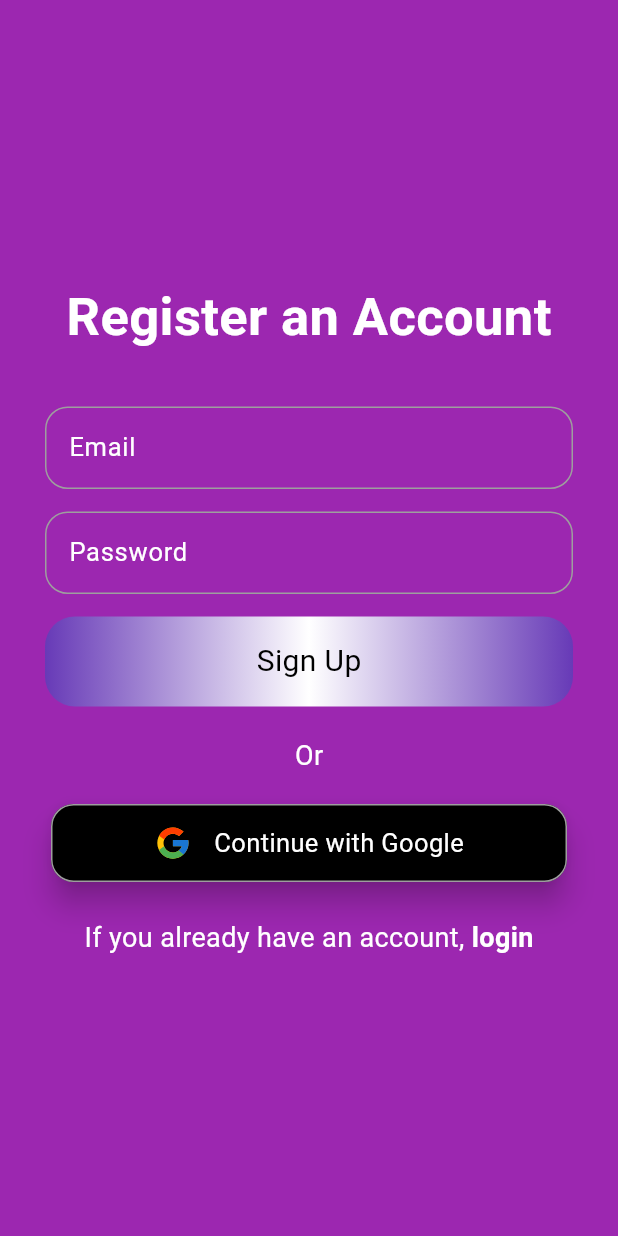
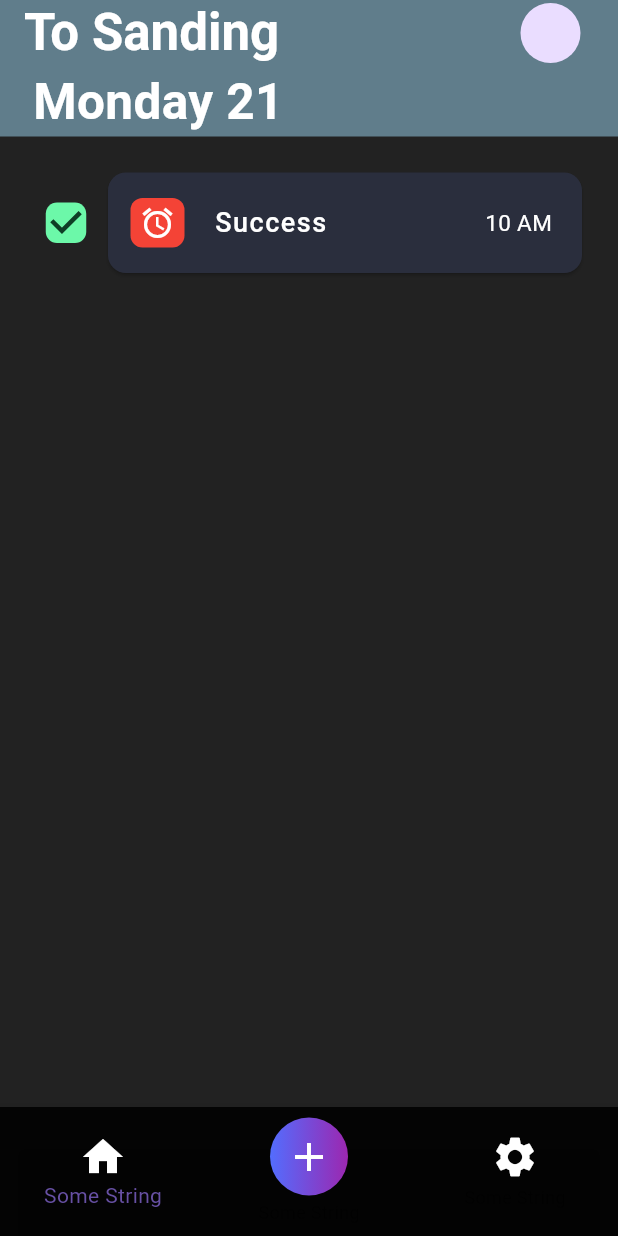
Before and after one commit to faizhaffizudin/happywedd-fyp, a Flutter app: the screen it shows after launch, on a phone screen of 412 x 824 dp. Run offline on Flutter 3.47's test engine with Material 3 defaults, Android fonts, the phone set to English and light mode, and no system bars; our stand-ins replace firebase_auth, firebase_core, flutter_secure_storage, flutter_svg, google_sign_in; accounts and stored records are empty.

Commit message:
toSanding + todo card

```diff
--- a/lib/main.dart
+++ b/lib/main.dart
@@ -130,6 +130,8 @@ import 'package:firebase_auth/firebase_auth.dart' as firebase_auth;
 import 'package:happywedd1/pages/home.dart';
 import 'package:happywedd1/pages/signIn.dart';
 import 'package:happywedd1/pages/signUp.dart';
+import 'package:happywedd1/pages/toSanding.dart';
+import 'package:happywedd1/pages/toSandingAdd.dart';
 import 'package:happywedd1/services/auth.dart';
 
 void main() async {
@@ -188,7 +190,7 @@ class _MyAppState extends State<MyApp> {
   @override
   Widget build(BuildContext context) {
     return MaterialApp(
-      home: currentPage,
+      home: ToSanding(),
     );
   }
 
--- /dev/null
+++ b/lib/pages/listCard.dart
@@ -0,0 +1,105 @@
+import 'package:flutter/material.dart';
+
+class ListCard extends StatefulWidget {
+  final String title;
+  final String time;
+  final bool check;
+  final IconData iconData;
+  final Color iconColor;
+  final Color iconBgColor;
+
+  const ListCard({
+    super.key,
+    required this.title,
+    required this.time,
+    required this.check,
+    required this.iconData,
+    required this.iconColor,
+    required this.iconBgColor,
+  });
+
+  @override
+  _ListCardState createState() => _ListCardState();
+}
+
+class _ListCardState extends State<ListCard> {
+  // late final String initTitle;
+
+  // @override
+  // void initState() {
+  //   super.initState();
+  //   initTitle = widget.title;
+  // }
+
+  @override
+  Widget build(BuildContext context) {
+    return Container(
+        width: MediaQuery.of(context).size.width,
+        child: Row(children: [
+          Theme(
+            child: Transform.scale(
+              scale: 1.5,
+              child: Checkbox(
+                shape: RoundedRectangleBorder(
+                  borderRadius: BorderRadius.circular(5),
+                ),
+                activeColor: Color(0xff6cf8a9),
+                checkColor: Color(0xff0e3e26),
+                value: widget.check,
+                onChanged: (bool? value) {},
+              ),
+            ),
+            data: ThemeData(
+              primarySwatch: Colors.blue,
+              unselectedWidgetColor: Color(0xff5e616a),
+            ),
+          ),
+          Expanded(
+              child: Container(
+                  height: 75,
+                  child: Card(
+                      shape: RoundedRectangleBorder(
+                        borderRadius: BorderRadius.circular(12),
+                      ),
+                      color: Color(0xff2a2e3d),
+                      child: Row(
+                        children: [
+                          SizedBox(
+                            width: 15,
+                          ),
+                          Container(
+                            height: 33,
+                            width: 36,
+                            decoration: BoxDecoration(
+                              color: widget.iconBgColor,
+                              borderRadius: BorderRadius.circular(8),
+                            ),
+                            child:
+                                Icon(widget.iconData, color: widget.iconColor),
+                          ),
+                          SizedBox(
+                            width: 20,
+                          ),
+                          Expanded(
+                              child: Text(widget.title,
+                                  style: TextStyle(
+                                    fontSize: 18,
+                                    letterSpacing: 1,
+                                    fontWeight: FontWeight.w500,
+                                    color: Colors.white,
+                                  ))),
+                          Text(
+                            widget.time,
+                            style: TextStyle(
+                              fontSize: 15,
+                              color: Colors.white,
+                            ),
+                          ),
+                          SizedBox(
+                            width: 20,
+                          ),
+                        ],
+                      ))))
+        ]));
+  }
+}
--- /dev/null
+++ b/lib/pages/toSanding.dart
@@ -0,0 +1,120 @@
+import 'package:flutter/material.dart';
+import 'package:happywedd1/pages/listCard.dart';
+import 'package:happywedd1/pages/toSandingAdd.dart';
+import 'package:happywedd1/services/auth.dart';
+
+class ToSanding extends StatefulWidget {
+  ToSanding({super.key});
+
+  @override
+  _ToSandingState createState() => _ToSandingState();
+}
+
+class _ToSandingState extends State<ToSanding> {
+  AuthClass authClass = AuthClass();
+
+  @override
+  Widget build(BuildContext context) {
+    return Scaffold(
+        backgroundColor: Colors.black87,
+        appBar: AppBar(
+          backgroundColor: Colors.blueGrey,
+          title: Text(
+            "To Sanding",
+            style: TextStyle(
+              fontSize: 34,
+              fontWeight: FontWeight.bold,
+              color: Colors.white,
+            ),
+          ),
+          actions: [
+            CircleAvatar(
+              backgroundImage: AssetImage("assets/google.svg"),
+            ),
+            SizedBox(
+              width: 25,
+            ),
+          ],
+          bottom: PreferredSize(
+            child: Align(
+              alignment: Alignment.centerLeft,
+              child: Padding(
+                padding: EdgeInsets.only(left: 22),
+                child: Text(
+                  "Monday 21",
+                  style: TextStyle(
+                    fontSize: 33,
+                    fontWeight: FontWeight.w600,
+                    color: Colors.white,
+                  ),
+                ),
+              ),
+            ),
+            preferredSize: Size.fromHeight(35),
+          ),
+        ),
+        bottomNavigationBar: BottomNavigationBar(
+          backgroundColor: Colors.black87,
+          items: [
+            BottomNavigationBarItem(
+              label: 'Some String',
+              icon: Icon(
+                Icons.home,
+                size: 32,
+                color: Colors.white,
+              ),
+            ),
+            BottomNavigationBarItem(
+                label: 'Some String',
+                icon: InkWell(
+                  onTap: () {
+                    Navigator.push(
+                        context,
+                        MaterialPageRoute(
+                            builder: (builder) => ToSandingAdd()));
+                  },
+                  child: Container(
+                    height: 52,
+                    width: 52,
+                    decoration: BoxDecoration(
+                        shape: BoxShape.circle,
+                        gradient: LinearGradient(colors: [
+                          Colors.indigoAccent,
+                          Colors.purple,
+                        ])),
+                    child: Icon(
+                      Icons.add,
+                      size: 32,
+                      color: Colors.white,
+                    ),
+                  ),
+                )),
+            BottomNavigationBarItem(
+              label: 'Some String',
+              icon: Icon(
+                Icons.settings,
+                size: 32,
+                color: Colors.white,
+              ),
+            ),
+          ],
+        ),
+        body: SingleChildScrollView(
+            child: Container(
+                height: MediaQuery.of(context).size.height,
+                width: MediaQuery.of(context).size.width,
+                padding: EdgeInsets.symmetric(horizontal: 20, vertical: 20),
+                child: Column(
+                  children: [
+                    ListCard(
+                      title: "Success",
+                      time: "10 AM",
+                      check: true,
+                      iconData: Icons.alarm,
+                      iconColor: Colors.white,
+                      iconBgColor: Colors.red,
+                    ),
+                  ],
+                ))));
+  }
+}
--- a/pubspec.yaml
+++ b/pubspec.yaml
@@ -39,6 +39,8 @@ dependencies:
   flutter_svg: ^0.22.0
   google_sign_in: ^6.2.1
   flutter_secure_storage: ^9.0.0
+  firebase_database: ^10.3.8
+  cloud_firestore: ^4.13.6
 
 dev_dependencies:
   flutter_test:
```
Also changed, not shown: lib/pages/toSandingAdd.dart (added, +242 -0 lines), pubspec.lock, 4 other files.
